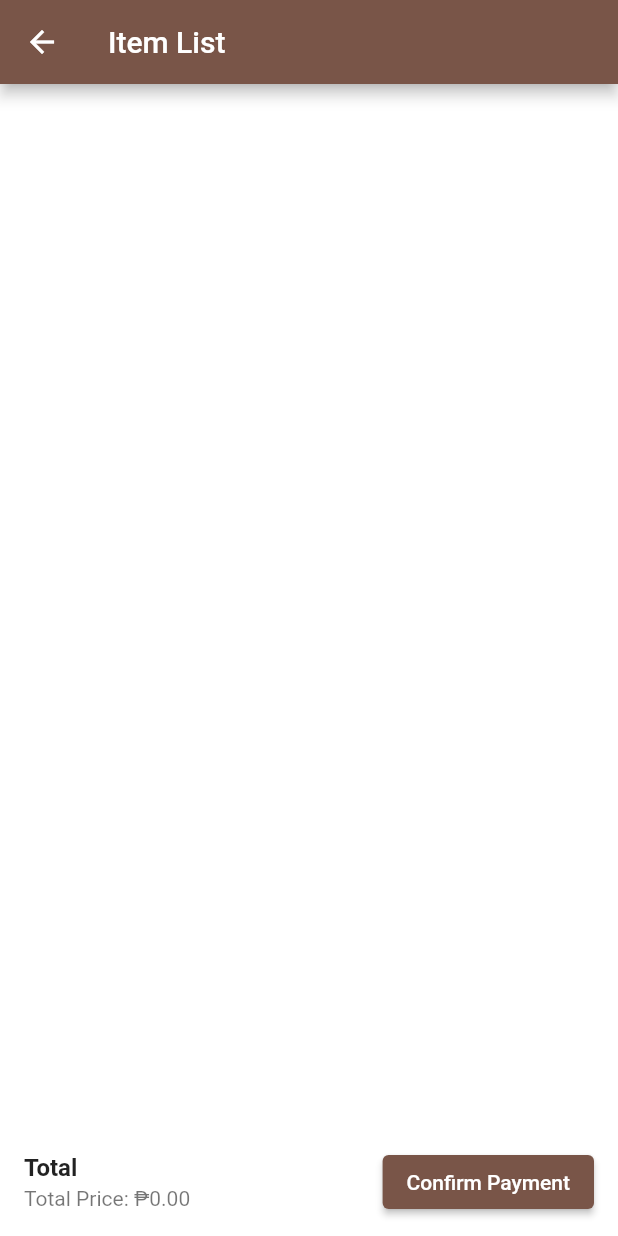
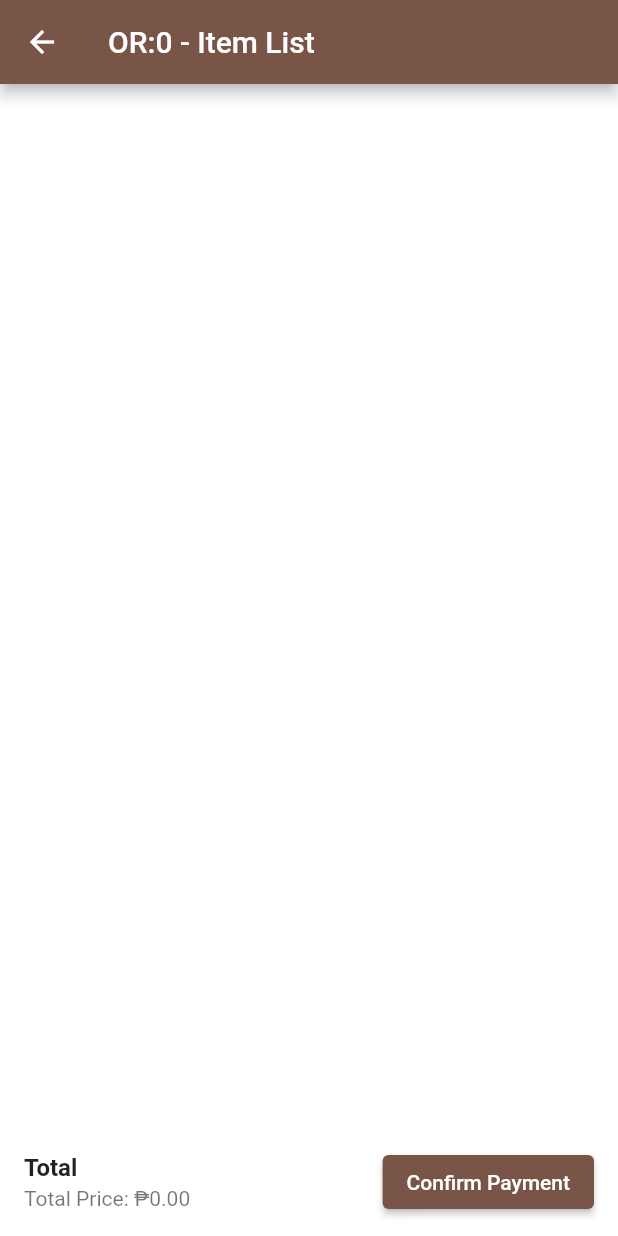
Before and after one commit to SilentCode1003/mobilePOS, a Flutter app: the CartItemPage screen opened directly with empty values, on a phone screen of 412 x 824 dp. Run offline on Flutter 3.47's test engine with Material 2 defaults, Android fonts, the light colour scheme and no system bars; our stand-ins replace badges; missing offline and left inert: dart:ffi.

Commit message:
Added detail id increment & sales transaction api

```diff
--- a/lib/api/salesdetail.dart
+++ b/lib/api/salesdetail.dart
@@ -4,7 +4,7 @@ import 'package:http/http.dart' as http;
 
 class SalesDetailAPI {
   Future<Map<String, dynamic>> getdetailid(String posid) async {
-    final url = Uri.parse('${Config.apiUrl}${Config.getActiveCategoryAPI}');
+    final url = Uri.parse('${Config.apiUrl}${Config.getDetailIDAPI}');
     final response = await http.post(url, body: {'posid': posid});
 
     final responseData = json.decode(response.body);
--- a/lib/components/cartitem.dart
+++ b/lib/components/cartitem.dart
@@ -8,13 +8,17 @@ class CartItemPage extends StatefulWidget {
   final Function(String) addToCart;
   final Function(String) removeToCart;
   final List<Product> products;
+  final int detailid;
+  final Function() incrementid;
 
   CartItemPage(
       {required this.cart,
       required this.deductToCart,
       required this.addToCart,
       required this.products,
-      required this.removeToCart});
+      required this.removeToCart,
+      required this.detailid,
+      required this.incrementid});
 
   @override
   _CartItemPageState createState() => _CartItemPageState();
@@ -101,7 +105,7 @@ class _CartItemPageState extends State<CartItemPage> {
 
     return Scaffold(
       appBar: AppBar(
-        title: const Text('Item List'),
+        title: Text('OR:${widget.detailid} - Item List'),
       ),
       body: Column(
         children: <Widget>[
@@ -124,6 +128,8 @@ class _CartItemPageState extends State<CartItemPage> {
                       total: total,
                       cart: widget.cart,
                       products: widget.products,
+                      detailid: widget.detailid,
+                      incrementid: widget.incrementid,
                     ),
                   ),
                 );
--- a/lib/config.dart
+++ b/lib/config.dart
@@ -6,4 +6,5 @@ class Config {
   static const String getProductAPI = 'product/load';
   static const String getPaymentAPI = 'masterpayment/load';
   static const String sendTransactionAPI = 'salesdetails/save';
+  static const String getDetailIDAPI = 'salesdetails/getdetailid';
 }
```
Also changed, not shown: lib/components/cart.dart (+21 -0 lines), lib/components/payment.dart (+8 -2 lines), lib/components/transaction.dart (+18 -3 lines).
